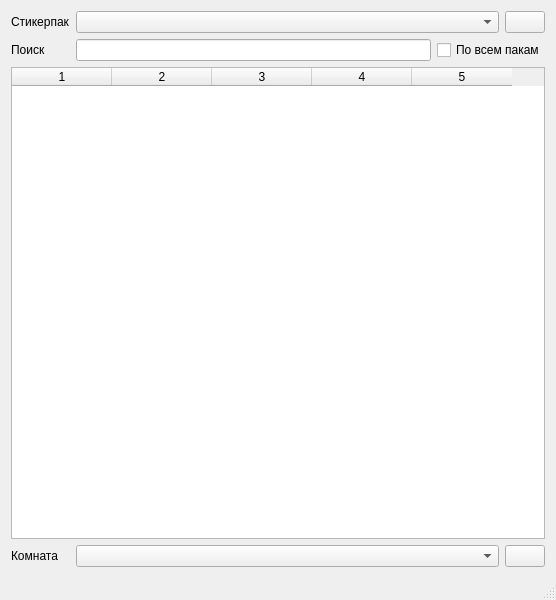
Qt form ui/mainwindow.ui (rkfg/mxstickers) before a commit.
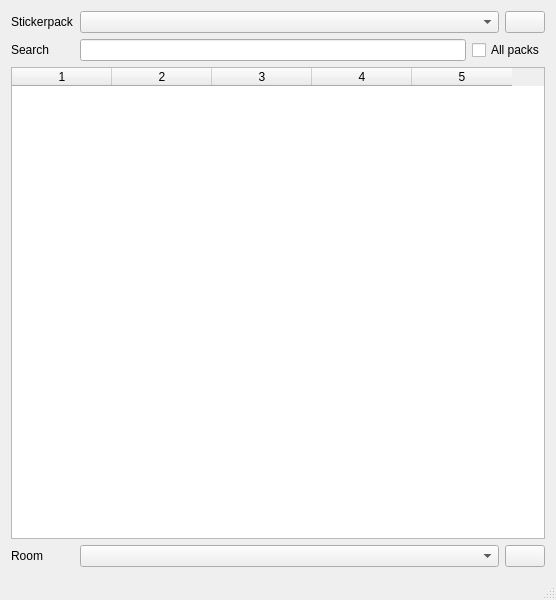
The same form after that commit. Icons and pictures are not drawn.

What changed in the file:
```diff
--- a/ui/mainwindow.ui
+++ b/ui/mainwindow.ui
@@ -24,21 +24,21 @@
        </sizepolicy>
       </property>
       <property name="text">
-       <string>Комната</string>
+       <string>Room</string>
       </property>
      </widget>
     </item>
     <item row="1" column="0">
      <widget class="QLabel" name="l_filter">
       <property name="text">
-       <string>Поиск</string>
+       <string>Search</string>
       </property>
      </widget>
     </item>
     <item row="0" column="0">
      <widget class="QLabel" name="l_pack">
       <property name="text">
-       <string>Стикерпак</string>
+       <string>Stickerpack</string>
       </property>
      </widget>
     </item>
@@ -145,7 +145,7 @@
        <string>По всем пакам</string>
       </property>
       <property name="text">
-       <string>По всем пакам</string>
+       <string>All packs</string>
       </property>
      </widget>
     </item>
```
Left out of the diff: 14 changed lines with no effect on the pictures.
